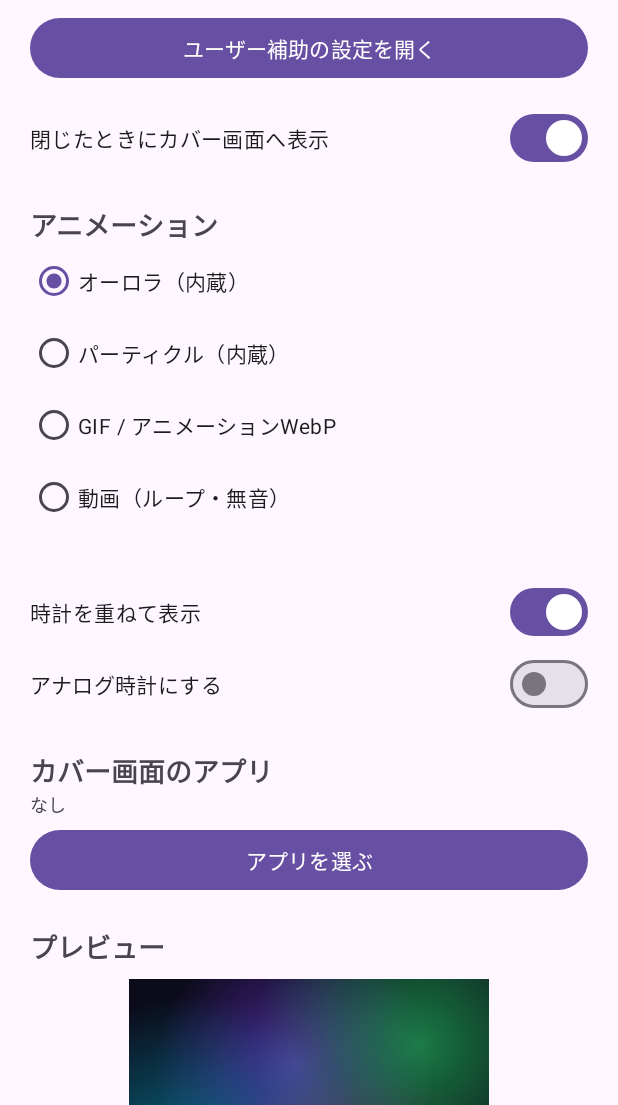
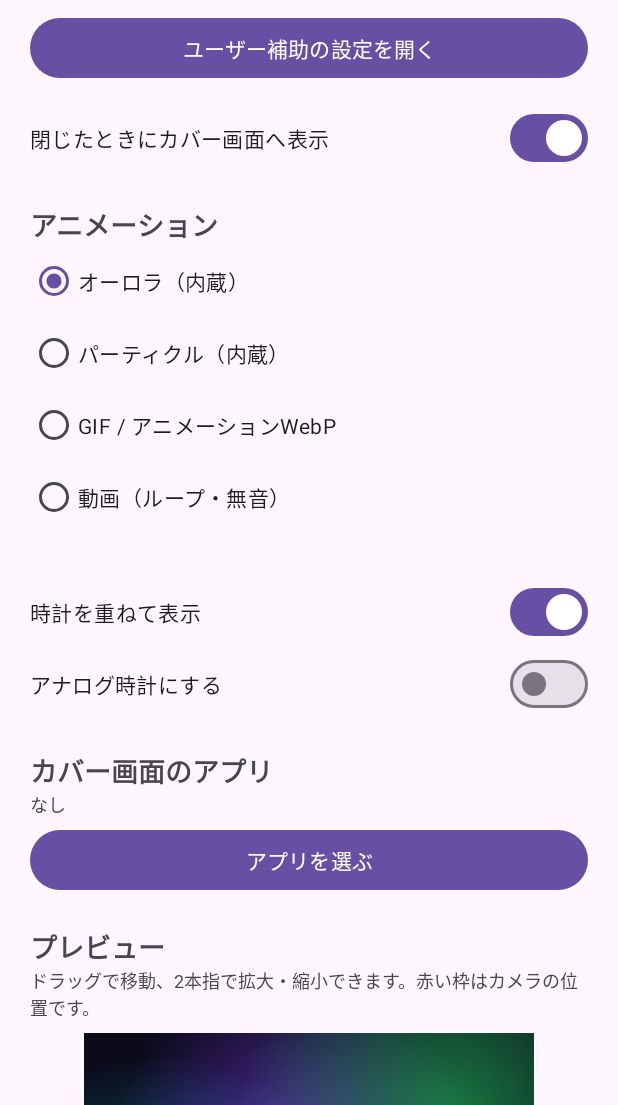
Before and after one commit to Yukichi006/flip7-cover, an Android app: the screen it shows after launch (MainActivity), on a phone screen of 412 x 824 dp, the part 131-1236 px from its top. Run offline under Robolectric (Android 15) with nearby library versions, the phone set to English and light mode, and no system bars.

Commit message:
Lay out cover content in real pixels and edit it from the preview
- Build the overlay at the cover display's physical size; the preview
  is the same layout scaled down, so positions now match the device
- Drag the clock or app row in the preview to move it, pinch to resize
- Show the camera cutout in the preview and add a reset button
- Move the default app row up, away from the camera

Co-Authored-By: Claude Opus 5.5 <noreply@anthropic.com>
Claude-Session: https://claude.ai/code/session_01DHv5TyFaJ7m5cJUMPXpre7

```diff
--- a/app/src/main/java/com/example/flipcover/CoverContent.kt
+++ b/app/src/main/java/com/example/flipcover/CoverContent.kt
@@ -13,6 +13,9 @@ import android.graphics.SurfaceTexture
 import android.graphics.drawable.AnimatedImageDrawable
 import android.media.MediaPlayer
 import android.net.Uri
+import android.util.Size
+import android.util.TypedValue
+import android.view.Display
 import android.view.Gravity
 import android.view.Surface
 import android.view.TextureView
@@ -27,11 +30,30 @@ import kotlin.math.min
 import kotlin.math.sin
 import kotlin.random.Random
 
-/** カバー画面とプレビューで共通に使う表示内容を組み立てる。 */
+/**
+ * カバー画面とプレビューで共通に使う表示内容を組み立てる。
+ * 配置はカバー画面の実寸（px）で計算し、プレビューはそれを縮小して表示する。
+ */
 object CoverContent {
+    const val TAG_CLOCK = "clock"
+    const val TAG_APPS = "apps"
+
+    /** カバー画面の実寸。取得できなければ Flip7 の値を使う。 */
+    fun coverSize(display: Display?): Size {
+        val mode = display?.mode
+        return if (mode != null && mode.physicalWidth > 0) Size(mode.physicalWidth, mode.physicalHeight)
+        else Size(948, 1048)
+    }
 
     /** [onLaunch] はアプリアイコンがタップされたときに呼ばれる（プレビューでは null）。 */
-    fun create(context: Context, prefs: Prefs, onLaunch: ((ComponentName) -> Unit)? = null): FrameLayout {
+    fun create(
+        context: Context,
+        prefs: Prefs,
+        size: Size,
+        onLaunch: ((ComponentName) -> Unit)? = null,
+    ): FrameLayout {
+        val w = size.width
+        val h = size.height
         val root = FrameLayout(context).apply { setBackgroundColor(Color.BLACK) }
         val content: View = when (prefs.mode) {
             Mode.AURORA -> AuroraView(context)
@@ -42,31 +64,45 @@ object CoverContent {
         root.addView(content, FrameLayout.LayoutParams(-1, -1))
 
         if (prefs.showClock) {
-            if (prefs.analogClock) {
-                val size = context.dp(150)
-                root.addView(AnalogClockView(context), FrameLayout.LayoutParams(size, size, Gravity.CENTER))
+            val box = (prefs.clockSize * w).toInt()
+            val (clock, boxH) = if (prefs.analogClock) {
+                AnalogClockView(context) to box
             } else {
-                val clock = TextClock(context).apply {
+                TextClock(context).apply {
                     format12Hour = "H:mm"
                     format24Hour = "H:mm"
+                    gravity = Gravity.CENTER
                     setTextColor(Color.WHITE)
-                    textSize = 48f
+                    setTextSize(TypedValue.COMPLEX_UNIT_PX, box * 0.3f)
                     setShadowLayer(12f, 0f, 0f, Color.BLACK)
-                }
-                root.addView(clock, FrameLayout.LayoutParams(-2, -2, Gravity.CENTER))
+                } to box / 2
             }
+            clock.tag = TAG_CLOCK
+            root.addView(clock, place(size, prefs.clockX, prefs.clockY, box, boxH))
         }
 
-        val apps = appRow(context, prefs.apps, onLaunch)
-        if (apps != null) {
-            root.addView(apps, FrameLayout.LayoutParams(-2, -2, Gravity.BOTTOM or Gravity.CENTER_HORIZONTAL).apply {
-                bottomMargin = context.dp(24)
-            })
+        val icon = (prefs.appsSize * w).toInt()
+        appRow(context, prefs.apps, icon, onLaunch)?.let { row ->
+            row.tag = TAG_APPS
+            root.addView(row, place(size, prefs.appsX, prefs.appsY, row.childCount * icon, icon))
         }
         return root
     }
 
-    private fun appRow(context: Context, apps: List<ComponentName>, onLaunch: ((ComponentName) -> Unit)?): View? {
+    /** 中心が (cx, cy)（画面に対する割合）になるよう配置する。画面からははみ出さない。 */
+    private fun place(size: Size, cx: Float, cy: Float, vw: Int, vh: Int) =
+        FrameLayout.LayoutParams(vw, vh).apply {
+            gravity = Gravity.TOP or Gravity.START
+            leftMargin = (cx * size.width - vw / 2f).toInt().coerceIn(0, maxOf(0, size.width - vw))
+            topMargin = (cy * size.height - vh / 2f).toInt().coerceIn(0, maxOf(0, size.height - vh))
+        }
+
+    private fun appRow(
+        context: Context,
+        apps: List<ComponentName>,
+        iconSize: Int,
+        onLaunch: ((ComponentName) -> Unit)?,
+    ): LinearLayout? {
         val pm = context.packageManager
         val row = LinearLayout(context).apply { orientation = LinearLayout.HORIZONTAL }
         for (cn in apps) {
@@ -75,11 +111,12 @@ object CoverContent {
             val iv = ImageView(context).apply {
                 setImageDrawable(icon)
                 contentDescription = runCatching { pm.getActivityInfo(cn, 0).loadLabel(pm) }.getOrNull()
-                val pad = context.dp(6)
+                val pad = iconSize / 9
                 setPadding(pad, pad, pad, pad)
-                setOnClickListener { onLaunch?.invoke(cn) }
+                // プレビューではタップを奪わないよう、起動先があるときだけクリック可能にする
+                if (onLaunch != null) setOnClickListener { onLaunch(cn) }
             }
-            row.addView(iv, LinearLayout.LayoutParams(context.dp(56), context.dp(56)))
+            row.addView(iv, LinearLayout.LayoutParams(iconSize, iconSize))
         }
         return if (row.childCount > 0) row else null
     }
@@ -99,8 +136,6 @@ object CoverContent {
         return iv
     }
 }
-
-private fun Context.dp(v: Int) = (v * resources.displayMetrics.density).toInt()
 
 /** 文字盤と針を描くアナログ時計。 */
 class AnalogClockView(context: Context) : View(context) {
--- a/app/src/main/java/com/example/flipcover/CoverOverlayService.kt
+++ b/app/src/main/java/com/example/flipcover/CoverOverlayService.kt
@@ -76,7 +76,7 @@ class CoverOverlayService : AccessibilityService(), DisplayManager.DisplayListen
     private fun show(display: Display) {
         val ctx = createWindowContext(display, WindowManager.LayoutParams.TYPE_ACCESSIBILITY_OVERLAY, null)
         val wm = ctx.getSystemService(WindowManager::class.java)
-        val view = CoverContent.create(ctx, prefs, ::launch)
+        val view = CoverContent.create(ctx, prefs, CoverContent.coverSize(display), ::launch)
 
         val detector = GestureDetector(ctx, object : GestureDetector.SimpleOnGestureListener() {
             override fun onDown(e: MotionEvent) = true
--- a/app/src/main/java/com/example/flipcover/MainActivity.kt
+++ b/app/src/main/java/com/example/flipcover/MainActivity.kt
@@ -8,7 +8,6 @@ import android.os.Bundle
 import android.provider.Settings
 import android.view.Display
 import android.widget.Button
-import android.widget.FrameLayout
 import android.widget.RadioGroup
 import android.widget.TextView
 import android.widget.Toast
@@ -19,7 +18,7 @@ import com.google.android.material.materialswitch.MaterialSwitch
 
 class MainActivity : AppCompatActivity() {
     private lateinit var prefs: Prefs
-    private lateinit var preview: FrameLayout
+    private lateinit var editor: PreviewEditor
     private lateinit var modeGroup: RadioGroup
 
     private val pickGif = registerForActivityResult(ActivityResultContracts.OpenDocument()) { uri ->
@@ -35,7 +34,8 @@ class MainActivity : AppCompatActivity() {
         super.onCreate(savedInstanceState)
         setContentView(R.layout.activity_main)
         prefs = Prefs(this)
-        preview = findViewById(R.id.preview)
+        editor = PreviewEditor(findViewById(R.id.preview), prefs) { refresh() }
+        findViewById<Button>(R.id.resetLayout).setOnClickListener { prefs.resetLayout(); refresh() }
         modeGroup = findViewById(R.id.modeGroup)
 
         findViewById<Button>(R.id.openAccessibility).setOnClickListener {
@@ -118,8 +118,10 @@ class MainActivity : AppCompatActivity() {
             runCatching { packageManager.getActivityInfo(cn, 0).loadLabel(packageManager) }.getOrNull()
         }.joinToString("、").ifEmpty { "なし" }
 
-        preview.removeAllViews()
-        preview.addView(CoverContent.create(this, prefs), FrameLayout.LayoutParams(-1, -1))
+        val cover = CoverOverlayService.findCoverDisplay(getSystemService(DisplayManager::class.java))
+        val size = CoverContent.coverSize(cover)
+        val cutouts = runCatching { cover?.cutout?.boundingRects }.getOrNull().orEmpty()
+        editor.show(CoverContent.create(this, prefs, size), size, cutouts)
 
         findViewById<TextView>(R.id.serviceStatus).text =
             if (isServiceEnabled()) "✅ サービス有効" else "⚠️ ユーザー補助で「FlipCover」をオンにしてください"
@@ -143,8 +145,10 @@ class MainActivity : AppCompatActivity() {
             }
             "id=${d.displayId} ${mode.physicalWidth}x${mode.physicalHeight} $state \"${d.name}\"" +
                 if (d.displayId == cover?.displayId) "  ← カバー画面" else ""
-        }.ifEmpty { "なし" } + if (cover != null && dm.displays.none { it.displayId == cover.displayId })
-            "\nid=${cover.displayId} \"${cover.name}\"  ← カバー画面" else ""
+        }.ifEmpty { "なし" } + (if (cover != null && dm.displays.none { it.displayId == cover.displayId })
+            "\nid=${cover.displayId} \"${cover.name}\"  ← カバー画面" else "") +
+            "\nカバー画面の実寸: ${CoverContent.coverSize(cover).let { "${it.width}x${it.height}" }}" +
+            "\n切り欠き: ${runCatching { cover?.cutout?.boundingRects }.getOrNull()?.joinToString().orEmpty().ifEmpty { "取得できず" }}"
     }
 
     companion object {
--- /dev/null
+++ b/app/src/main/java/com/example/flipcover/PreviewEditor.kt
@@ -0,0 +1,162 @@
+package com.example.flipcover
+
+import android.annotation.SuppressLint
+import android.content.Context
+import android.graphics.Canvas
+import android.graphics.Color
+import android.graphics.Paint
+import android.graphics.Rect
+import android.util.Size
+import android.view.MotionEvent
+import android.view.ScaleGestureDetector
+import android.view.View
+import android.widget.FrameLayout
+
+/**
+ * プレビュー枠にカバー画面の内容を実寸で組み立てて縮小表示し、
+ * 時計とアプリ列をドラッグで移動、2本指で拡大・縮小できるようにする。
+ * 指を離したときに設定へ保存し、[onChanged] で再描画を依頼する。
+ */
+@SuppressLint("ClickableViewAccessibility")
+class PreviewEditor(
+    private val frame: FrameLayout,
+    private val prefs: Prefs,
+    private val onChanged: () -> Unit,
+) {
+    private var content: FrameLayout? = null
+    private var size = Size(948, 1048)
+    private var scale = 1f
+
+    private var target: View? = null
+    private var lastX = 0f
+    private var lastY = 0f
+    private var pinch = 1f
+    private var changed = false
+
+    private val scaleDetector = ScaleGestureDetector(frame.context,
+        object : ScaleGestureDetector.SimpleOnScaleGestureListener() {
+            override fun onScale(d: ScaleGestureDetector): Boolean {
+                // 何もない所でピンチしたときは時計を対象にする
+                val v = target ?: content?.findViewWithTag<View>(CoverContent.TAG_CLOCK) ?: return false
+                target = v
+                pinch = (pinch * d.scaleFactor).coerceIn(0.3f, 3f)
+                v.scaleX = pinch
+                v.scaleY = pinch
+                changed = true
+                return true
+            }
+        })
+
+    init {
+        frame.setOnTouchListener { _, e -> onTouch(e) }
+    }
+
+    fun show(view: FrameLayout, coverSize: Size, cutouts: List<Rect>) {
+        frame.removeAllViews()
+        size = coverSize
+        content = view
+        if (cutouts.isNotEmpty()) view.addView(CutoutGuide(frame.context, cutouts), FrameLayout.LayoutParams(-1, -1))
+        frame.addView(view, FrameLayout.LayoutParams(size.width, size.height))
+        // 初回はまだ枠の大きさが決まっていないので、レイアウト後にも合わせ直す
+        if (frame.width > 0) applyScale()
+        frame.post { applyScale() }
+    }
+
+    private fun applyScale() {
+        scale = minOf(frame.width / size.width.toFloat(), frame.height / size.height.toFloat())
+        content?.apply {
+            pivotX = 0f
+            pivotY = 0f
+            scaleX = scale
+            scaleY = scale
+        }
+    }
+
+    private fun onTouch(e: MotionEvent): Boolean {
+        val root = content ?: return false
+        if (scale <= 0f) return false
+        scaleDetector.onTouchEvent(e)
+        val x = e.x / scale
+        val y = e.y / scale
+        when (e.actionMasked) {
+            MotionEvent.ACTION_DOWN -> {
+                // 編集中は外側の ScrollView にスクロールさせない
+                frame.parent.requestDisallowInterceptTouchEvent(true)
+                target = hit(root, x, y)
+                pinch = 1f
+                changed = false
+                lastX = x
+                lastY = y
+            }
+            MotionEvent.ACTION_MOVE -> if (!scaleDetector.isInProgress && e.pointerCount == 1) {
+                target?.let { v ->
+                    v.translationX += x - lastX
+                    v.translationY += y - lastY
+                    changed = true
+                }
+                lastX = x
+                lastY = y
+            }
+            MotionEvent.ACTION_POINTER_UP -> {
+                // 2本指から1本指に戻ったとき、残った指の位置から動かし直す
+                val i = if (e.actionIndex == 0) 1 else 0
+                lastX = e.getX(i) / scale
+                lastY = e.getY(i) / scale
+            }
+            MotionEvent.ACTION_UP, MotionEvent.ACTION_CANCEL -> {
+                if (changed) commit()
+                target = null
+            }
+        }
+        return true
+    }
+
+    /** 指の下にある時計かアプリ列を探す。小さくても掴めるよう判定を少し広げる。 */
+    private fun hit(root: FrameLayout, x: Float, y: Float): View? {
+        val slop = size.width * 0.04f
+        for (i in root.childCount - 1 downTo 0) {
+            val v = root.getChildAt(i)
+            if (v.tag != CoverContent.TAG_CLOCK && v.tag != CoverContent.TAG_APPS) continue
+            val l = v.left + v.translationX - slop
+            val t = v.top + v.translationY - slop
+            if (x >= l && x <= l + v.width + slop * 2 && y >= t && y <= t + v.height + slop * 2) return v
+        }
+        return null
+    }
+
+    private fun commit() {
+        val v = target ?: return
+        val cx = ((v.left + v.translationX + v.width / 2f) / size.width).coerceIn(0f, 1f)
+        val cy = ((v.top + v.translationY + v.height / 2f) / size.height).coerceIn(0f, 1f)
+        when (v.tag) {
+            CoverContent.TAG_CLOCK -> {
+                prefs.clockX = cx
+                prefs.clockY = cy
+                prefs.clockSize = (prefs.clockSize * pinch).coerceIn(0.1f, 1f)
+            }
+            CoverContent.TAG_APPS -> {
+                prefs.appsX = cx
+                prefs.appsY = cy
+                prefs.appsSize = (prefs.appsSize * pinch).coerceIn(0.05f, 0.25f)
+            }
+        }
+        onChanged()
+    }
+}
+
+/** カメラ穴などの切り欠き位置をプレビュー上に示す。 */
+private class CutoutGuide(context: Context, private val rects: List<Rect>) : View(context) {
+    private val fill = Paint().apply { color = 0x66FF4D4D }
+    private val stroke = Paint(Paint.ANTI_ALIAS_FLAG).apply {
+        color = Color.RED
+        style = Paint.Style.STROKE
+        strokeWidth = 4f
+    }
+
+    override fun onDraw(canvas: Canvas) {
+        for (r in rects) {
+            canvas.drawRect(r, fill)
+            canvas.drawRect(r, stroke)
+        }
+    }
+}
--- a/app/src/main/res/layout/activity_main.xml
+++ b/app/src/main/res/layout/activity_main.xml
@@ -108,14 +108,29 @@
             android:textSize="18sp"
             android:textStyle="bold" />
 
-        <!-- Flip7 のカバー画面 (948x1048) に近い比率 -->
+        <TextView
+            android:layout_width="wrap_content"
+            android:layout_height="wrap_content"
+            android:text="ドラッグで移動、2本指で拡大・縮小できます。赤い枠はカメラの位置です。"
+            android:textSize="12sp" />
+
+        <!-- Flip7 のカバー画面 (948x1048) と同じ比率 -->
         <FrameLayout
             android:id="@+id/preview"
-            android:layout_width="240dp"
-            android:layout_height="265dp"
+            android:layout_width="300dp"
+            android:layout_height="332dp"
             android:layout_gravity="center_horizontal"
             android:layout_marginTop="8dp"
-            android:background="#000000" />
+            android:background="#000000"
+            android:clipChildren="true" />
+
+        <Button
+            android:id="@+id/resetLayout"
+            style="@style/Widget.Material3.Button.TextButton"
+            android:layout_width="wrap_content"
+            android:layout_height="wrap_content"
+            android:layout_gravity="center_horizontal"
+            android:text="配置を元に戻す" />
 
         <TextView
             android:layout_width="wrap_content"
```
Also changed, not shown: app/src/main/java/com/example/flipcover/Prefs.kt (+25 -0 lines).
